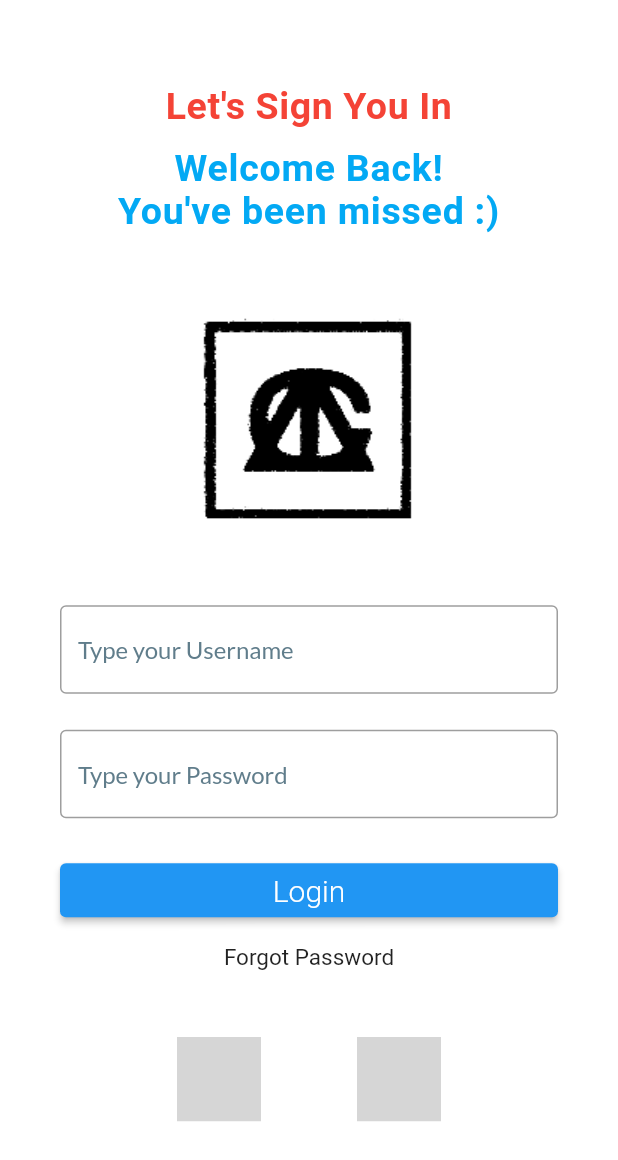
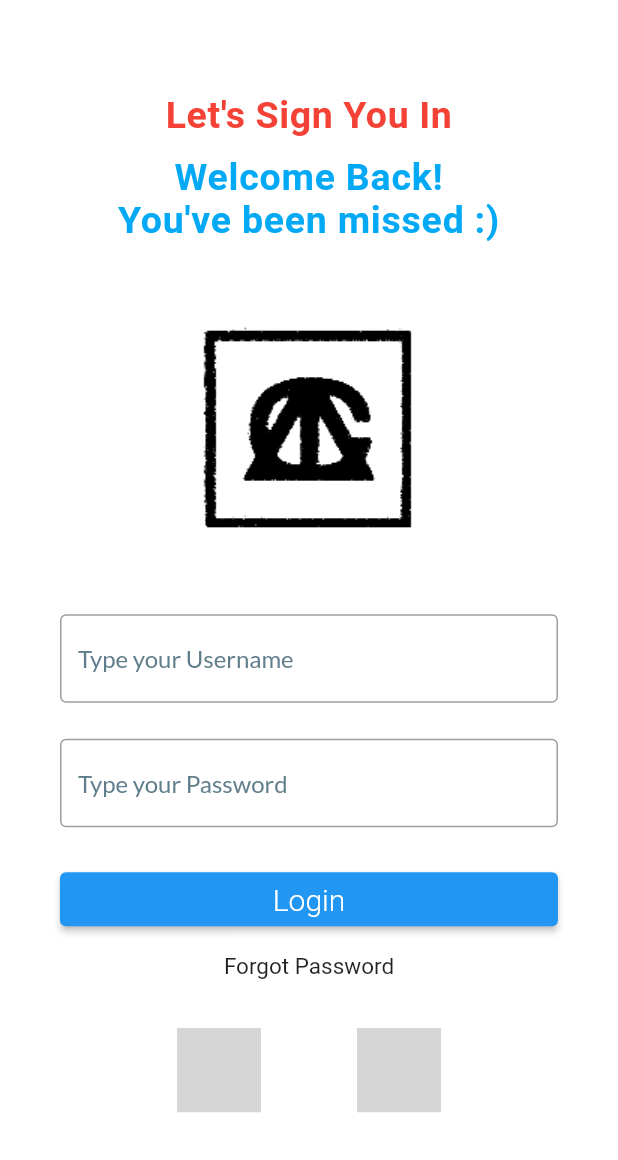
Before and after one commit to Gaurav-2803/Chat-App, a Flutter app: the LoginPage screen opened directly, on a phone screen of 412 x 824 dp. Shown: the top 1160 px of the screen. Run offline on Flutter 3.47's test engine with Material 2 defaults, Android fonts, the phone set to English and light mode, and no system bars; drawn by our look-alikes of flutter_social_button; our stand-ins replace google_fonts, shared_preferences; accounts and stored records are empty; grey boxes are pictures that could not be loaded.

Commit message:
Changes for web browser

```diff
--- a/lib/login_page.dart
+++ b/lib/login_page.dart
@@ -36,16 +36,9 @@ class LoginPage extends StatelessWidget {
     }
   }
 
-  @override
-  Widget build(BuildContext context) {
-    return Scaffold(
-      backgroundColor: Colors.white,
-      body: Center(
-        child: Padding(
-          padding: const EdgeInsets.all(40.0),
-          child: Column(
+  Widget _buildHeader(context) {
+    return Column(
       mainAxisAlignment: MainAxisAlignment.center,
-            crossAxisAlignment: CrossAxisAlignment.stretch,
       children: [
         const Text(
           "Let's Sign You In",
@@ -74,6 +67,15 @@ class LoginPage extends StatelessWidget {
           height: 200,
           width: 200,
         ),
+      ],
+    );
+  }
+
+  Widget _buildForm(context) {
+    return Column(
+      mainAxisAlignment: MainAxisAlignment.center,
+      crossAxisAlignment: CrossAxisAlignment.stretch,
+      children: [
         Form(
           key: _form_key,
           child: Column(
@@ -81,9 +83,7 @@ class LoginPage extends StatelessWidget {
               verticalSpacing(24),
               txt_form_field(
                 validator: (value) {
-                        if (value != null &&
-                            value.isNotEmpty &&
-                            value.length < 6) {
+                  if (value != null && value.isNotEmpty && value.length < 6) {
                     return "Wrong Username";
                   } else if (value != null && value.isEmpty) {
                     return "No Username";
@@ -96,9 +96,7 @@ class LoginPage extends StatelessWidget {
               verticalSpacing(24),
               txt_form_field(
                 validator: (value) {
-                        if (value != null &&
-                            value.isNotEmpty &&
-                            value.length < 6) {
+                  if (value != null && value.isNotEmpty && value.length < 6) {
                     return "Password length invalid";
                   } else if (value != null && value.isEmpty) {
                     return "No Password";
@@ -136,7 +134,15 @@ class LoginPage extends StatelessWidget {
             textAlign: TextAlign.center,
           ),
         ),
-              verticalSpacing(24),
+      ],
+    );
+  }
+
+  Widget _buildFooter() {
+    return Column(
+      mainAxisAlignment: MainAxisAlignment.center,
+      children: [
+        verticalSpacing(12),
         Row(
           mainAxisAlignment: MainAxisAlignment.center,
           children: [
@@ -168,7 +174,53 @@ class LoginPage extends StatelessWidget {
           ],
         ),
       ],
+    );
+  }
+
+  @override
+  Widget build(BuildContext context) {
+    return Scaffold(
+      backgroundColor: Colors.white,
+      body: Center(
+        child: Padding(
+          padding: const EdgeInsets.all(40.0),
+          child: LayoutBuilder(builder: (context, BoxConstraints constraints) {
+            if (constraints.maxWidth > 1000) {
+              return Row(
+                children: [
+                  const Spacer(
+                    flex: 1,
                   ),
+                  Expanded(
+                    child: Column(
+                      children: [
+                        _buildHeader(context),
+                        _buildForm(context),
+                      ],
+                    ),
+                  ),
+                  const Spacer(
+                    flex: 1,
+                  ),
+                  Expanded(
+                    child: _buildForm(context),
+                  ),
+                  const Spacer(
+                    flex: 1,
+                  ),
+                ],
+              );
+            }
+            return Column(
+              mainAxisAlignment: MainAxisAlignment.center,
+              crossAxisAlignment: CrossAxisAlignment.stretch,
+              children: [
+                _buildHeader(context),
+                _buildForm(context),
+                _buildFooter(),
+              ],
+            );
+          }),
         ),
       ),
     );
--- a/lib/main.dart
+++ b/lib/main.dart
@@ -34,11 +34,14 @@ class ChatApp extends StatelessWidget {
           if (snapshot.connectionState == ConnectionState.done) {
             if (snapshot.hasData && snapshot.data!) {
               return ChatPage();
+            } else {
+              return LoginPage();
             }
-          } else {
-            return LoginPage();
           }
-          return CircularProgressIndicator();
+          return const Padding(
+            padding: EdgeInsets.all(8.0),
+            child: Center(child: CircularProgressIndicator()),
+          );
         },
       ),
       // home: const msg_send_counter(),
```
Lines whose indentation alone changed are shown as unchanged.
